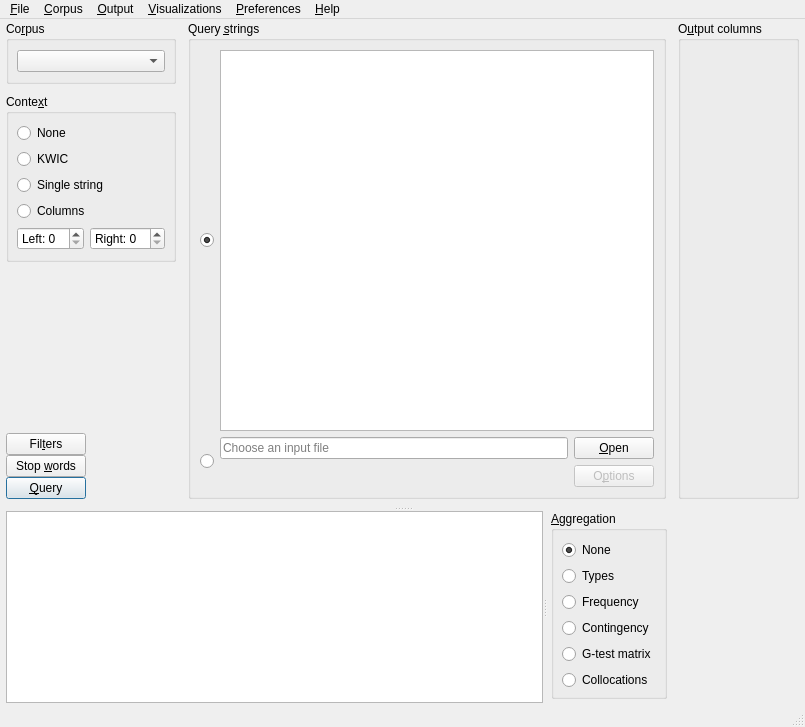
Above: coquery/gui/ui/coquery.ui from gkunter/coquery before the change. Below: the same form after it.
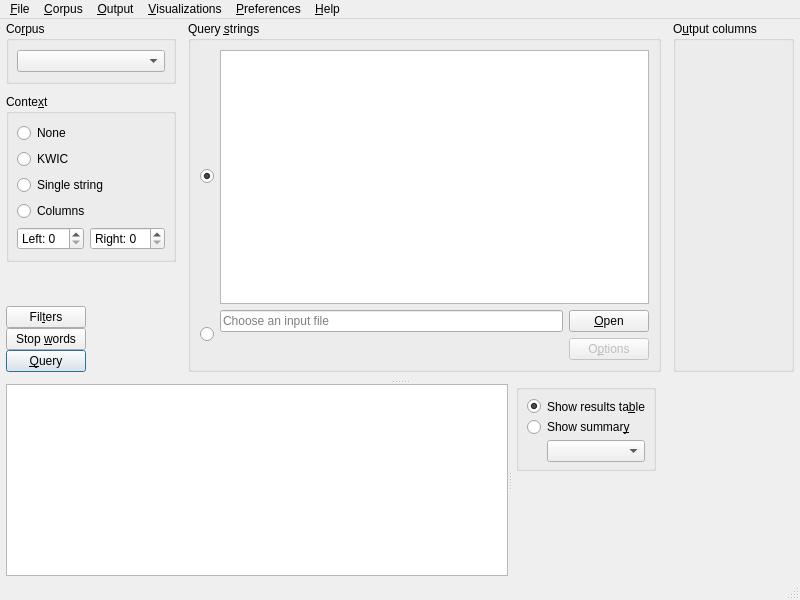
That is the form after the change. Icons and pictures are not drawn.

Commit message: Use combo box instead of radio buttons for aggregations

```diff
--- a/coquery/gui/ui/coquery.ui
+++ b/coquery/gui/ui/coquery.ui
@@ -6,8 +6,8 @@
    <rect>
     <x>0</x>
     <y>0</y>
-    <width>805</width>
-    <height>727</height>
+    <width>800</width>
+    <height>600</height>
    </rect>
   </property>
   <property name="windowTitle">
@@ -556,7 +556,7 @@
             </sizepolicy>
            </property>
            <property name="title">
-            <string>&amp;Aggregation</string>
+            <string/>
            </property>
            <layout class="QVBoxLayout" name="verticalLayout_2">
             <property name="leftMargin">
@@ -569,7 +569,39 @@
              <number>6</number>
             </property>
             <item>
-             <widget class="QRadioButton" name="radio_aggregate_none">
+             <layout class="QFormLayout" name="formLayout">
+              <item row="0" column="1">
+               <widget class="QLabel" name="label">
+                <property name="text">
+                 <string>Show results ta&amp;ble</string>
+                </property>
+                <property name="buddy">
+                 <cstring>radio_no_summary</cstring>
+                </property>
+               </widget>
+              </item>
+              <item row="2" column="1">
+               <layout class="QVBoxLayout" name="verticalLayout">
+                <item>
+                 <widget class="QLabel" name="label_2">
+                  <property name="text">
+                   <string>Show summar&amp;y</string>
+                  </property>
+                  <property name="alignment">
+                   <set>Qt::AlignLeading|Qt::AlignLeft|Qt::AlignTop</set>
+                  </property>
+                  <property name="buddy">
+                   <cstring>radio_summary</cstring>
+                  </property>
+                 </widget>
+                </item>
+                <item>
+                 <widget class="QComboBox" name="combo_summary"/>
+                </item>
+               </layout>
+              </item>
+              <item row="0" column="0">
+               <widget class="QRadioButton" name="radio_no_summary">
               <property name="sizePolicy">
                <sizepolicy hsizetype="Maximum" vsizetype="Fixed">
                 <horstretch>0</horstretch>
@@ -580,87 +612,24 @@
                <string>&lt;html&gt;&lt;head/&gt;&lt;body&gt;&lt;p&gt;&lt;span style=&quot; font-weight:600;&quot;&gt;Do not aggregate the query results.&lt;/span&gt;&lt;/p&gt;&lt;p&gt;Every token that matches the query string is listed in the 'Query results' table. &lt;/p&gt;&lt;/body&gt;&lt;/html&gt;</string>
               </property>
               <property name="text">
-               <string>None</string>
+                 <string/>
               </property>
               <property name="checked">
                <bool>true</bool>
               </property>
              </widget>
             </item>
-            <item>
-             <widget class="QRadioButton" name="radio_aggregate_uniques">
-              <property name="sizePolicy">
-               <sizepolicy hsizetype="Maximum" vsizetype="Fixed">
-                <horstretch>0</horstretch>
-                <verstretch>0</verstretch>
-               </sizepolicy>
-              </property>
-              <property name="toolTip">
-               <string>&lt;html&gt;&lt;head/&gt;&lt;body&gt;&lt;p&gt;&lt;span style=&quot; font-weight:600;&quot;&gt;Show only types.&lt;/span&gt;&lt;/p&gt;&lt;p&gt;The tokens matching the query string are aggregated so that duplicate matches are dropped. The 'Query results' table shows only distinct types, and no duplicate tokens. &lt;/p&gt;&lt;/body&gt;&lt;/html&gt;</string>
-              </property>
+              <item row="2" column="0">
+               <widget class="QRadioButton" name="radio_summary">
               <property name="text">
-               <string>Types</string>
+                 <string/>
               </property>
               <property name="checked">
                <bool>false</bool>
               </property>
              </widget>
             </item>
-            <item>
-             <widget class="QRadioButton" name="radio_aggregate_frequencies">
-              <property name="sizePolicy">
-               <sizepolicy hsizetype="Maximum" vsizetype="Fixed">
-                <horstretch>0</horstretch>
-                <verstretch>0</verstretch>
-               </sizepolicy>
-              </property>
-              <property name="toolTip">
-               <string>&lt;html&gt;&lt;head/&gt;&lt;body&gt;&lt;p&gt;&lt;span style=&quot; font-weight:600;&quot;&gt;Show the frequency of each token.&lt;/span&gt;&lt;/p&gt;&lt;p&gt;
-The number of occurrences of each token matching the query string is counted. The 'Query results' table shows one row for each token, with the number of occurrences in the column 'Frequency' . &lt;/p&gt;&lt;/body&gt;&lt;/html&gt;</string>
-              </property>
-              <property name="text">
-               <string>Frequency</string>
-              </property>
-             </widget>
-            </item>
-            <item>
-             <widget class="QRadioButton" name="radio_aggregate_contingency">
-              <property name="sizePolicy">
-               <sizepolicy hsizetype="Maximum" vsizetype="Fixed">
-                <horstretch>0</horstretch>
-                <verstretch>0</verstretch>
-               </sizepolicy>
-              </property>
-              <property name="toolTip">
-               <string>&lt;html&gt;&lt;head/&gt;&lt;body&gt;&lt;p&gt;&lt;span style=&quot; font-weight:600;&quot;&gt;Show a contingency table of the last query.&lt;/span&gt;&lt;/p&gt;&lt;p&gt;The number of occurrences of the tokens matching the query string are counted and arranged in a contingency table. &lt;/p&gt;&lt;/body&gt;&lt;/html&gt;</string>
-              </property>
-              <property name="text">
-               <string>Contingency</string>
-              </property>
-             </widget>
-            </item>
-            <item>
-             <widget class="QRadioButton" name="radio_aggregate_contrasts">
-              <property name="text">
-               <string>G-test matrix</string>
-              </property>
-             </widget>
-            </item>
-            <item>
-             <widget class="QRadioButton" name="radio_aggregate_collocations">
-              <property name="sizePolicy">
-               <sizepolicy hsizetype="Maximum" vsizetype="Fixed">
-                <horstretch>0</horstretch>
-                <verstretch>0</verstretch>
-               </sizepolicy>
-              </property>
-              <property name="toolTip">
-               <string>&lt;html&gt;&lt;head/&gt;&lt;body&gt;&lt;p&gt;&lt;span style=&quot; font-weight:600;&quot;&gt;Show collocations.&lt;/span&gt;&lt;/p&gt;&lt;p&gt;For the tokens matching the query string, the left and right context as defined by the user is also queried for collocate words. The 'Query results' table shows one row for each collocate word, together with several collocation statistics. &lt;/p&gt;&lt;/body&gt;&lt;/html&gt;</string>
-              </property>
-              <property name="text">
-               <string>Collocations</string>
-              </property>
-             </widget>
+             </layout>
             </item>
            </layout>
           </widget>
@@ -693,7 +662,7 @@
     <rect>
      <x>0</x>
      <y>0</y>
-     <width>805</width>
+     <width>800</width>
      <height>23</height>
     </rect>
    </property>
```
Lines whose indentation alone changed are shown as unchanged. The commit also changes 3 other files.
